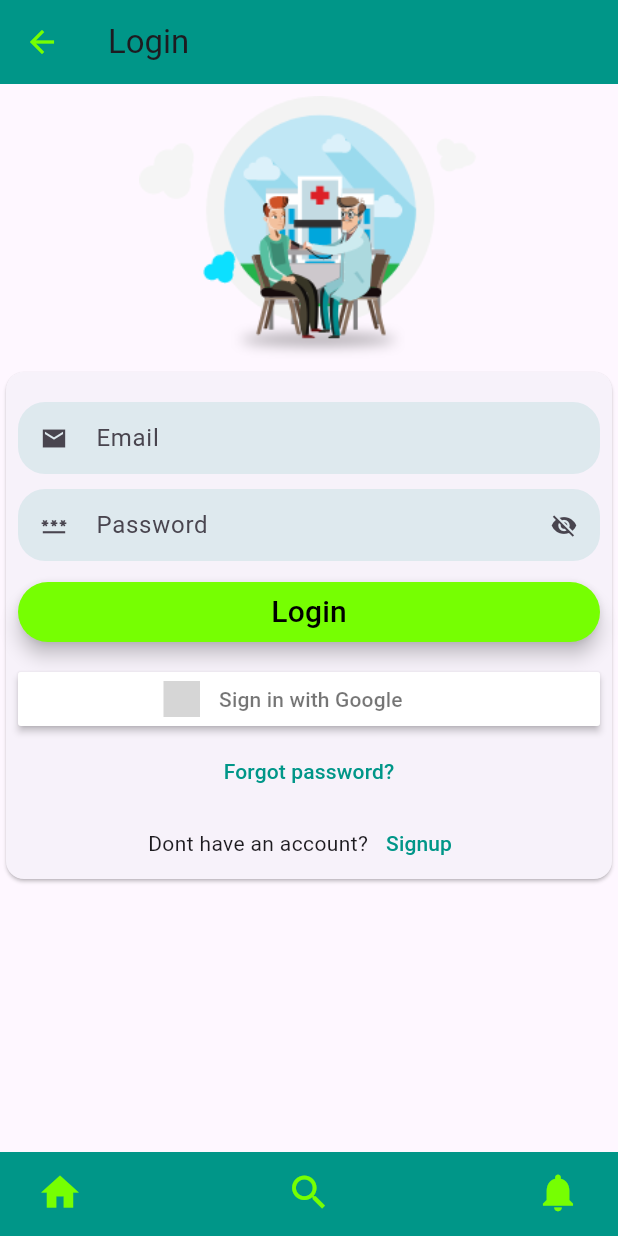
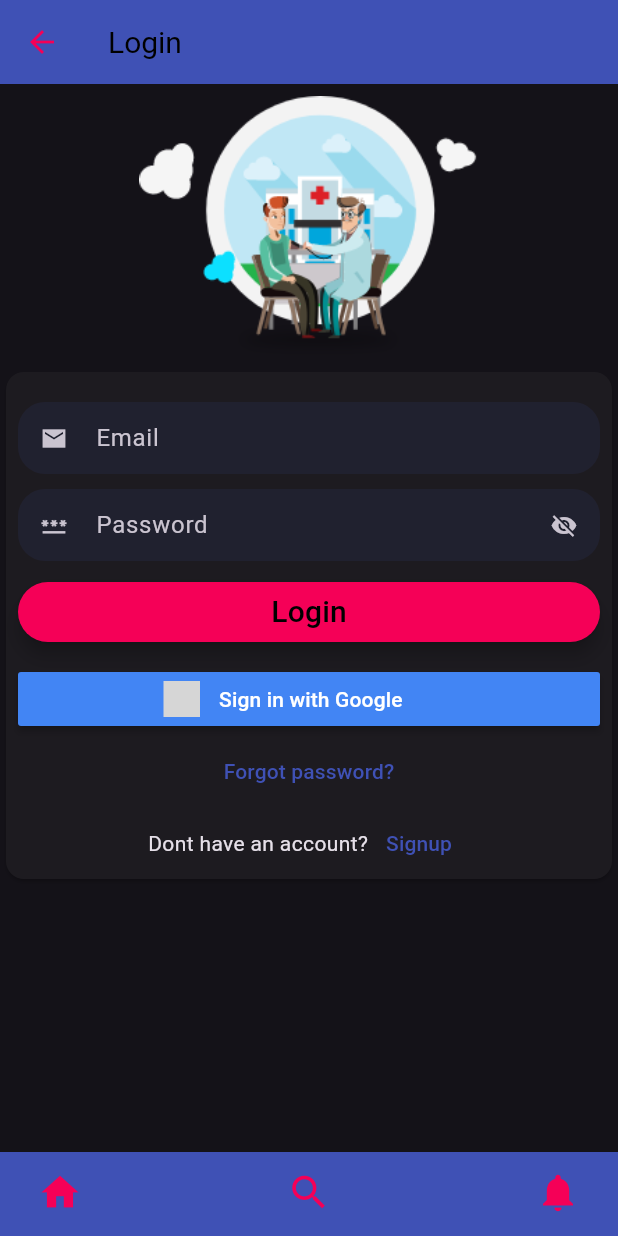
Before and after one commit to nastaransamui/health_care_android, a Flutter app: the screen it shows after launch, scrolled down 63 dp, after a tap on the "login" icon, on a phone screen of 412 x 824 dp. Run offline on Flutter 3.47's test engine with Material 3 defaults, Android fonts, the phone set to English and light mode, and no system bars; our stand-ins replace accordion, carousel_slider, easy_localization, flutter_signin_button, flutter_spinkit, flutter_svg and 2 more; missing offline and left inert: easy_logger; network calls fail; grey boxes are pictures that could not be loaded.

Commit message:
fix minor bugs

```diff
--- /dev/null
+++ b/devtools_options.yaml
@@ -0,0 +1 @@
+extensions:
--- /dev/null
+++ b/lib/controllers/theme_controller.dart
@@ -0,0 +1,31 @@
+import 'dart:convert';
+
+import 'package:flutter/material.dart';
+import 'package:shared_preferences/shared_preferences.dart';
+
+class ThemeController with ChangeNotifier {
+  late String _homeThemeName;
+  late String _homeThemeType;
+  late String _homeActivePage;
+
+  String get homeThemeName => _homeThemeName;
+  String get homeThemeType => _homeThemeType;
+  String get homeActivePage => _homeActivePage;
+
+  Future<void> loadTheme() async {
+    SharedPreferences prefs = await SharedPreferences.getInstance();
+    final String? themDataPrefs = prefs.getString('getThemeFromAdmin');
+    if (themDataPrefs != null) {
+      var formatedTheme = json.decode(themDataPrefs);
+      _homeThemeName = formatedTheme['homeThemeName'];
+      _homeThemeType = formatedTheme['homeThemeType'];
+      _homeActivePage = formatedTheme['homeActivePage'];
+    } else {
+      _homeThemeName = 'cloud';
+      _homeThemeType = 'dark';
+      _homeActivePage = 'default';
+    }
+
+    notifyListeners();
+  }
+}
--- a/lib/main.dart
+++ b/lib/main.dart
@@ -1,7 +1,7 @@
-
 import 'package:easy_localization/easy_localization.dart';
 import 'package:easy_logger/easy_logger.dart';
 import 'package:flutter/material.dart';
+import 'package:health_care/controllers/theme_controller.dart';
 import 'package:health_care/providers/clinics_provider.dart';
 import 'package:health_care/providers/doctors_provider.dart';
 import 'package:health_care/providers/specialities_provider.dart';
@@ -14,11 +14,20 @@ final EasyLogger logger = EasyLogger(
   name: 'NamePrefix',
   defaultLevel: LevelMessages.debug,
   enableBuildModes: [BuildMode.debug, BuildMode.profile, BuildMode.release],
-  enableLevels: [LevelMessages.debug, LevelMessages.info, LevelMessages.error, LevelMessages.warning],
+  enableLevels: [
+    LevelMessages.debug,
+    LevelMessages.info,
+    LevelMessages.error,
+    LevelMessages.warning
+  ],
 );
 Future<void> main() async {
   WidgetsFlutterBinding.ensureInitialized();
 
+  ///Load Theme from shared_preferences
+  final themeController = ThemeController();
+
+  await themeController.loadTheme();
 
   //Initial easy localization
   EasyLocalization.logger.enableBuildModes = [];
@@ -51,6 +60,7 @@ Future<void> main() async {
         'US',
       ),
       child: MyApp(
+        controller: themeController,
         streamSocket: streamSocket,
       ),
     ),
--- a/lib/src/app.dart
+++ b/lib/src/app.dart
@@ -9,6 +9,7 @@ import 'package:easy_localization/easy_localization.dart';
 import 'package:flutter/material.dart';
 import 'package:flutter_svg/svg.dart';
 import 'package:health_care/constants/global_variables.dart';
+import 'package:health_care/controllers/theme_controller.dart';
 import 'package:health_care/models/clinics.dart';
 import 'package:health_care/providers/clinics_provider.dart';
 import 'package:health_care/providers/doctors_provider.dart';
@@ -24,10 +25,16 @@ import 'package:health_care/src/features/loading_screen.dart';
 import 'package:health_care/stream_socket.dart';
 import 'package:health_care/theme_config.dart';
 import 'package:provider/provider.dart';
+import 'package:flutter/gestures.dart';
 
 class MyApp extends StatefulWidget {
   final StreamSocket streamSocket;
-  const MyApp({super.key, required this.streamSocket});
+  final ThemeController controller;
+  const MyApp({
+    super.key,
+    required this.streamSocket,
+    required this.controller,
+  });
 
   @override
   State<MyApp> createState() => _MyAppState();
@@ -41,10 +48,6 @@ class _MyAppState extends State<MyApp> with TickerProviderStateMixin {
   final DoctorsService doctorsService = DoctorsService();
   late final AnimationController _controller = AnimationController(vsync: this);
   // final Future<SharedPreferences> _prefs = SharedPreferences.getInstance();
-
-  // String homeThemeName = '';
-  // String homeThemeType = '';
-  // String homeActivePage = '';
 
   @override
   void initState() {
@@ -74,13 +77,20 @@ class _MyAppState extends State<MyApp> with TickerProviderStateMixin {
               homeActivePage = response['homeActivePage'];
             }
           }
+
           return MaterialApp(
             debugShowCheckedModeBanner: false,
             restorationScopeId: 'health_care',
             localizationsDelegates: context.localizationDelegates,
             supportedLocales: context.supportedLocales,
             locale: context.locale,
-            theme: themDataLive(homeThemeName, homeThemeType),
+            theme: themDataLive(
+                homeThemeName.isEmpty
+                    ? widget.controller.homeThemeName
+                    : homeThemeName,
+                homeThemeType.isEmpty
+                    ? widget.controller.homeThemeType
+                    : homeThemeType),
             onGenerateRoute: (settings) => generateRoute(settings),
             home: snapshot.hasData
                 ? AnimatedBuilder(
@@ -128,10 +138,11 @@ class _DefaultState extends State<Default> {
       return items..removeWhere((item) => !item.active);
     }
 
+    final isCollapsed = ValueNotifier<bool>(true);
     CarouselSlider clinicsScrollView = CarouselSlider(
       options: CarouselOptions(
         height: 300.0,
-        autoPlay: false,
+        autoPlay: true,
         enlargeCenterPage: true,
       ),
       items: skipNulls(clinics).map((i) {
@@ -149,6 +160,11 @@ class _DefaultState extends State<Default> {
               width: MediaQuery.of(context).size.width,
               margin: const EdgeInsets.symmetric(horizontal: 5.0),
               child: Card(
+                  shape: RoundedRectangleBorder(
+                    side: BorderSide(
+                        color: Theme.of(context).primaryColorLight, width: 2.0),
+                    borderRadius: BorderRadius.circular(8.0),
+                  ),
                   elevation: 5.0,
                   clipBehavior: Clip.hardEdge,
                   margin: const EdgeInsets.all(0),
@@ -194,18 +210,25 @@ class _DefaultState extends State<Default> {
         );
       }).toList(),
     );
-
-    var specialitiesScrollView = SingleChildScrollView(
-      scrollDirection: Axis.horizontal,
-      child: Row(
-        children: <Widget>[
-          ...specialities.map(
-            (i) {
+    CarouselSlider specialitiesScrollView = CarouselSlider(
+      options: CarouselOptions(
+        aspectRatio: 2.0,
+        enlargeCenterPage: true,
+        scrollDirection: Axis.vertical,
+        autoPlay: true,
+      ),
+      items: specialities.map((i) {
         final name = context.tr(i.specialities);
         final imageSrc = i.image;
         final imageIsSvg = imageSrc.endsWith('.svg');
         final numberOfDoctors = i.usersId.length;
+        var brightness = Theme.of(context).brightness;
         return Card(
+          shape: RoundedRectangleBorder(
+            side: BorderSide(
+                color: Theme.of(context).primaryColorLight, width: 2.0),
+            borderRadius: BorderRadius.circular(8.0),
+          ),
           elevation: 5.0,
           clipBehavior: Clip.hardEdge,
           child: InkWell(
@@ -213,13 +236,11 @@ class _DefaultState extends State<Default> {
             onTap: () {
               // Navigator.pushNamed(context, i.href);
             },
-                  child: SizedBox(
-                    width: 150,
-                    height: 150,
-                    child: Column(
+            child: Row(
+              mainAxisAlignment: MainAxisAlignment.spaceBetween,
               children: [
-                        Text(name),
-                        FittedBox(
+                Expanded(
+                  child: FittedBox(
                     fit: BoxFit.scaleDown,
                     child: ClipRRect(
                       borderRadius: BorderRadius.circular(8),
@@ -241,22 +262,39 @@ class _DefaultState extends State<Default> {
                             ),
                     ),
                   ),
-                        // Text('doctorsNumber').plural(10, format: NumberFormat.compact(locale: context.locale.toString()))
-                        const Text('doctorsNumber').plural(numberOfDoctors,
+                ),
+                Expanded(
+                  child: ListTile(
+                    textColor: brightness == Brightness.dark
+                        ? Colors.white
+                        : Colors.black,
+                    title: Text(
+                      name,
+                      style: const TextStyle(
+                        fontSize: 20.0,
+                        fontWeight: FontWeight.bold,
+                      ),
+                    ),
+                    subtitle: const Text('doctorsNumber').plural(
+                      numberOfDoctors,
                       format: NumberFormat.compact(
-                                locale: context.locale.toString()))
+                        locale: context.locale.toString(),
+                      ),
+                    ),
+                  ),
+                ),
+                const Icon(Icons.arrow_right)
               ],
             ),
           ),
-                ),
         );
-            },
-          ),
-        ],
-      ),
+      }).toList(),
     );
 
-    CarouselSlider bestDoctorsScrollView = CarouselSlider(
+    ValueListenableBuilder bestDoctorsScrollView = ValueListenableBuilder(
+        valueListenable: isCollapsed,
+        builder: (context, value, child) {
+          return CarouselSlider(
             items: doctors.map((i) {
               return Builder(
                 builder: (BuildContext context) {
@@ -266,11 +304,17 @@ class _DefaultState extends State<Default> {
                       ? 'http://admin-mjcode.ddns.net/assets/img/doctors/doctors_profile.jpg'
                       : '${i.profileImage}?random=${DateTime.now().millisecondsSinceEpoch}');
                   var supportingText = i.aboutMe;
-            // print(cardImage);
+                  print(supportingText.length);
                   return SizedBox(
-              height: 420,
                     child: Card(
                       elevation: 4.0,
+                      shape: RoundedRectangleBorder(
+                        side: BorderSide(
+                          color: Theme.of(context).primaryColorLight,
+                          width: 2.0,
+                        ),
+                        borderRadius: BorderRadius.circular(8.0),
+                      ),
                       child: Column(
                         children: [
                           SizedBox(
@@ -300,9 +344,64 @@ class _DefaultState extends State<Default> {
                             child: Container(
                               width: MediaQuery.of(context).size.width,
                               // height: 50,
-                        padding: const EdgeInsets.only(left: 16.0),
+                              padding: const EdgeInsets.only(
+                                left: 16.0,
+                              ),
                               alignment: Alignment.centerLeft,
-                        child: Text(supportingText),
+                              child: RichText(
+                                text: TextSpan(
+                                  children: [
+                                    TextSpan(
+                                      text: supportingText.length <= 240
+                                          ? supportingText
+                                          : supportingText.substring(0, 240),
+                                    ),
+                                    if (supportingText.length >= 240) ...[
+                                      TextSpan(
+                                          text: value
+                                              ? ' ...Read more'
+                                              : 'Read less',
+                                          style: TextStyle(
+                                              color: Theme.of(context)
+                                                  .primaryColor),
+                                          recognizer: TapGestureRecognizer()
+                                            ..onTap = () {
+                                              isCollapsed.value =
+                                                  !isCollapsed.value;
+                                              showModalBottomSheet(
+                                                context: context,
+                                                useSafeArea: true,
+                                                isDismissible: false,
+                                                showDragHandle: true,
+                                                constraints:
+                                                    const BoxConstraints(
+                                                  maxHeight: double.infinity,
+                                                ),
+                                                scrollControlDisabledMaxHeightRatio:
+                                                    1,
+                                                builder: (context) {
+                                                  return Padding(
+                                                    padding:
+                                                        const EdgeInsets.all(8),
+                                                    child: Text(
+                                                      supportingText,
+                                                      textAlign:
+                                                          TextAlign.justify,
+                                                      style: const TextStyle(
+                                                        fontSize: 18.0,
+                                                      ),
+                                                    ),
+                                                  );
+                                                },
+                                              ).whenComplete(() {
+                                                isCollapsed.value =
+                                                    !isCollapsed.value;
+                                              });
+                                            })
+                                    ],
+                                  ],
+                                ),
+                              ),
                             ),
                           ),
                         ],
@@ -318,9 +417,10 @@ class _DefaultState extends State<Default> {
               viewportFraction: 1,
               aspectRatio: 2.0,
               initialPage: 1,
-        height: 435,
+              height: 450,
             ),
           );
+        });
 
     return SilverScaffoldWrapper(
       title: 'findDoctor',
@@ -337,8 +437,8 @@ class _DefaultState extends State<Default> {
               title: Text(context.tr('specialities')),
             ),
             SizedBox(
-              // color: Colors.red,
-              height: 160,
+              width: MediaQuery.of(context).size.width / 1.2,
+              height: 210,
               child: ListView.builder(
                 shrinkWrap: true,
                 physics: const BouncingScrollPhysics(),
@@ -400,9 +500,7 @@ class _CustomAccordionState extends State<CustomAccordion> {
   var isSolutionOpen = false;
   @override
   Widget build(BuildContext context) {
-
     final loremIpsum = context.tr('lorem');
-
 
     return Accordion(
       headerBorderColor: Theme.of(context).primaryColor,
@@ -459,8 +557,7 @@ class _CustomAccordionState extends State<CustomAccordion> {
           ),
           header: Text(context.tr('searchDoctor'),
               style: CustomAccordion.headerStyle),
-          content:  Text(loremIpsum,
-              style: CustomAccordion.contentStyle),
+          content: Text(loremIpsum, style: CustomAccordion.contentStyle),
           onOpenSection: () {
             setState(() {
               isSearchOpen = true;
@@ -517,8 +614,7 @@ class _CustomAccordionState extends State<CustomAccordion> {
           ),
           header: Text(context.tr('checkDoctorProfile'),
               style: CustomAccordion.headerStyle),
-          content: Text(loremIpsum,
-              style: CustomAccordion.contentStyle),
+          content: Text(loremIpsum, style: CustomAccordion.contentStyle),
           onOpenSection: () {
             setState(() {
               isCheckDoctorProfileOpen = true;
@@ -575,8 +671,7 @@ class _CustomAccordionState extends State<CustomAccordion> {
           ),
           header: Text(context.tr('scheduleAppointment'),
               style: CustomAccordion.headerStyle),
-          content: Text(loremIpsum,
-              style: CustomAccordion.contentStyle),
+          content: Text(loremIpsum, style: CustomAccordion.contentStyle),
           onOpenSection: () {
             setState(() {
               isCheckDoctorProfileOpen = false;
@@ -633,8 +728,7 @@ class _CustomAccordionState extends State<CustomAccordion> {
           ),
           header: Text(context.tr('getSolution'),
               style: CustomAccordion.headerStyle),
-          content:  Text(loremIpsum,
-              style: CustomAccordion.contentStyle),
+          content: Text(loremIpsum, style: CustomAccordion.contentStyle),
           onOpenSection: () {
             setState(() {
               isCheckDoctorProfileOpen = false;
--- a/lib/src/commons/silver_scaffold_wrapper.dart
+++ b/lib/src/commons/silver_scaffold_wrapper.dart
@@ -78,7 +78,7 @@ class CustomSilverAppBar extends SliverPersistentHeaderDelegate {
       child: Stack(
         children: <Widget>[
           SizedBox(
-            height: appBarSize < kToolbarHeight ? kToolbarHeight : appBarSize,
+            height: overlapsContent ? kToolbarHeight : appBarSize < kToolbarHeight ? kToolbarHeight : appBarSize,
             child: AppBar(
               leading: Builder(builder: (context) {
                 return IconButton(
@@ -192,7 +192,7 @@ class CustomSilverAppBar extends SliverPersistentHeaderDelegate {
             ),
           ),
           //Prevent finddoctor card to ovelap header buttons
-          percent == 0
+          percent == 0 || overlapsContent
               ? const SizedBox(
                   height: 100,
                 )
--- a/lib/src/features/auth/login_screen.dart
+++ b/lib/src/features/auth/login_screen.dart
@@ -54,8 +54,9 @@ class _LoginScreenState extends State<LoginScreen> {
                 email != '' &&
                 password != '') {
               showCupertinoModalPopup(
-                  context: context,
-                  builder: (context) => const LoadingScreen());
+                context: context,
+                builder: (context) => const LoadingScreen(),
+              );
               removeLoading();
             }
 
--- a/pubspec.yaml
+++ b/pubspec.yaml
@@ -48,6 +48,7 @@ dependencies:
   flutter_svg: ^2.0.10+1
   easy_logger: ^0.0.2
   accordion: ^2.6.0
+  readmore: ^3.0.0
 
 dev_dependencies:
   flutter_test:
```
Also changed, not shown: pubspec.lock, 1 other file. Lines whose indentation alone changed are shown as unchanged.
